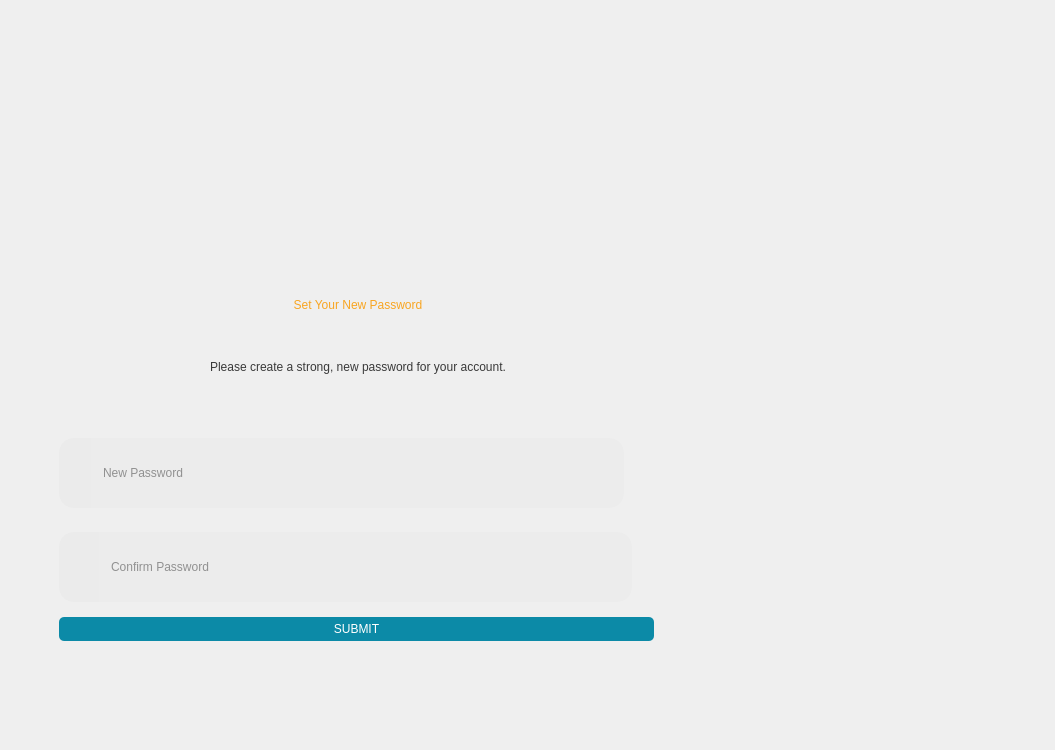
Above: Desktop_Application/Frontend/ui-files/loginCard.ui from DreddVDomasian/Petmate-Desktop-Application before the change. Below: the same form after it.
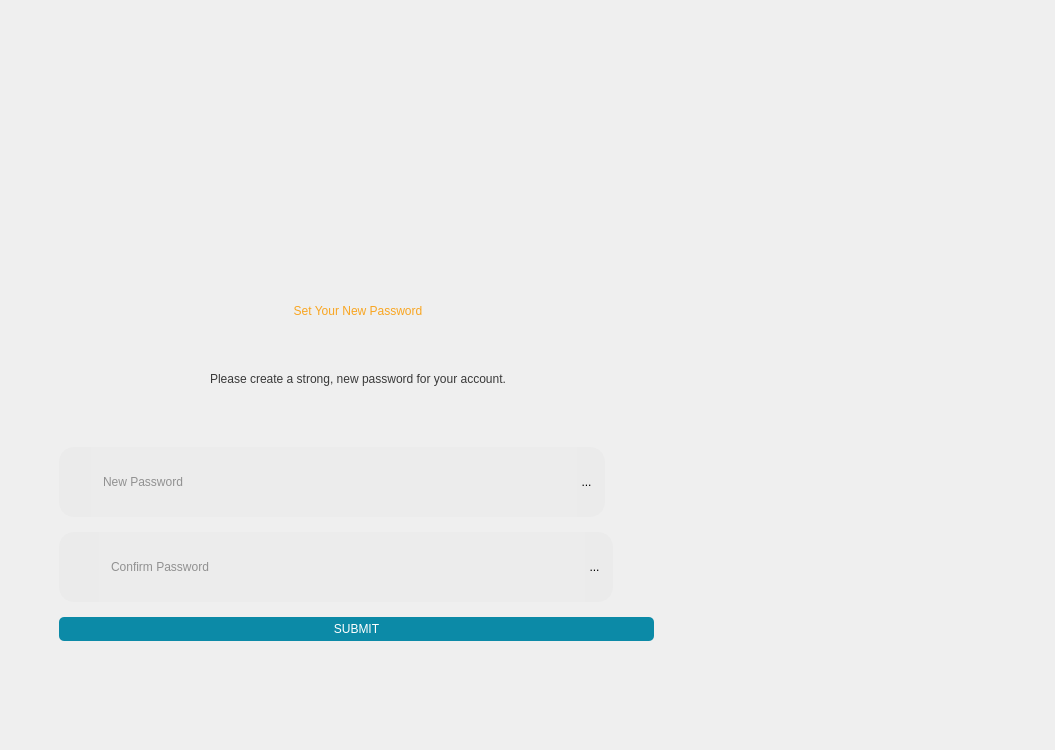
That is the form after the change. The open tabs and pages were chosen to show the change. Icons and pictures are not drawn.

Commit message: added show and hide feature

```diff
--- a/Desktop_Application/Frontend/ui-files/loginCard.ui
+++ b/Desktop_Application/Frontend/ui-files/loginCard.ui
@@ -1228,8 +1228,7 @@
             </property>
             <property name="styleSheet">
              <string notr="true">QLineEdit{
-	border-top-right-radius:15px;
-	border-bottom-right-radius:15px;
+	border-radius:none;
 	background-color:#ECECEC;
 	font: 63 15pt &quot;Montserrat SemiBold&quot;;
 	color:rgb(54,54,54);
@@ -1343,9 +1342,15 @@
                 <property name="leftMargin">
                  <number>0</number>
                 </property>
+                <property name="topMargin">
+                 <number>0</number>
+                </property>
                 <property name="rightMargin">
                  <number>5</number>
                 </property>
+                <property name="bottomMargin">
+                 <number>9</number>
+                </property>
                 <item>
                  <widget class="QFrame" name="newPassIcon">
                   <property name="sizePolicy">
@@ -1410,7 +1415,7 @@
                   </property>
                   <property name="minimumSize">
                    <size>
-                    <width>533</width>
+                    <width>486</width>
                     <height>70</height>
                    </size>
                   </property>
@@ -1425,6 +1430,43 @@
                   </property>
                  </widget>
                 </item>
+                <item>
+                 <widget class="QFrame" name="togglePassFrame_2">
+                  <property name="styleSheet">
+                   <string notr="true">background-color: rgb(235, 235, 235);
+border-top-right-radius:15px;
+border-bottom-right-radius:15px;</string>
+                  </property>
+                  <property name="frameShape">
+                   <enum>QFrame::StyledPanel</enum>
+                  </property>
+                  <property name="frameShadow">
+                   <enum>QFrame::Raised</enum>
+                  </property>
+                  <layout class="QVBoxLayout" name="verticalLayout_16">
+                   <property name="leftMargin">
+                    <number>0</number>
+                   </property>
+                   <item>
+                    <widget class="QToolButton" name="loginShowPass_2">
+                     <property name="text">
+                      <string>...</string>
+                     </property>
+                     <property name="icon">
+                      <iconset>
+                       <normaloff>../Icons/eye.png</normaloff>../Icons/eye.png</iconset>
+                     </property>
+                     <property name="iconSize">
+                      <size>
+                       <width>35</width>
+                       <height>35</height>
+                      </size>
+                     </property>
+                    </widget>
+                   </item>
+                  </layout>
+                 </widget>
+                </item>
                </layout>
               </widget>
              </item>
@@ -1449,6 +1491,9 @@
                 <property name="leftMargin">
                  <number>0</number>
                 </property>
+                <property name="topMargin">
+                 <number>0</number>
+                </property>
                 <property name="rightMargin">
                  <number>5</number>
                 </property>
@@ -1522,7 +1567,7 @@
                   </property>
                   <property name="minimumSize">
                    <size>
-                    <width>533</width>
+                    <width>486</width>
                     <height>70</height>
                    </size>
                   </property>
@@ -1537,6 +1582,43 @@
                   </property>
                  </widget>
                 </item>
+                <item>
+                 <widget class="QFrame" name="togglePassFrame_3">
+                  <property name="styleSheet">
+                   <string notr="true">background-color: rgb(235, 235, 235);
+border-top-right-radius:15px;
+border-bottom-right-radius:15px;</string>
+                  </property>
+                  <property name="frameShape">
+                   <enum>QFrame::StyledPanel</enum>
+                  </property>
+                  <property name="frameShadow">
+                   <enum>QFrame::Raised</enum>
+                  </property>
+                  <layout class="QVBoxLayout" name="verticalLayout_17">
+                   <property name="leftMargin">
+                    <number>0</number>
+                   </property>
+                   <item>
+                    <widget class="QToolButton" name="loginShowPass_3">
+                     <property name="text">
+                      <string>...</string>
+                     </property>
+                     <property name="icon">
+                      <iconset>
+                       <normaloff>../Icons/eye.png</normaloff>../Icons/eye.png</iconset>
+                     </property>
+                     <property name="iconSize">
+                      <size>
+                       <width>35</width>
+                       <height>35</height>
+                      </size>
+                     </property>
+                    </widget>
+                   </item>
+                  </layout>
+                 </widget>
+                </item>
                </layout>
               </widget>
              </item>
```
Left out of the diff: 44 changed lines with no effect on the pictures. The commit also changes 8 other files.
